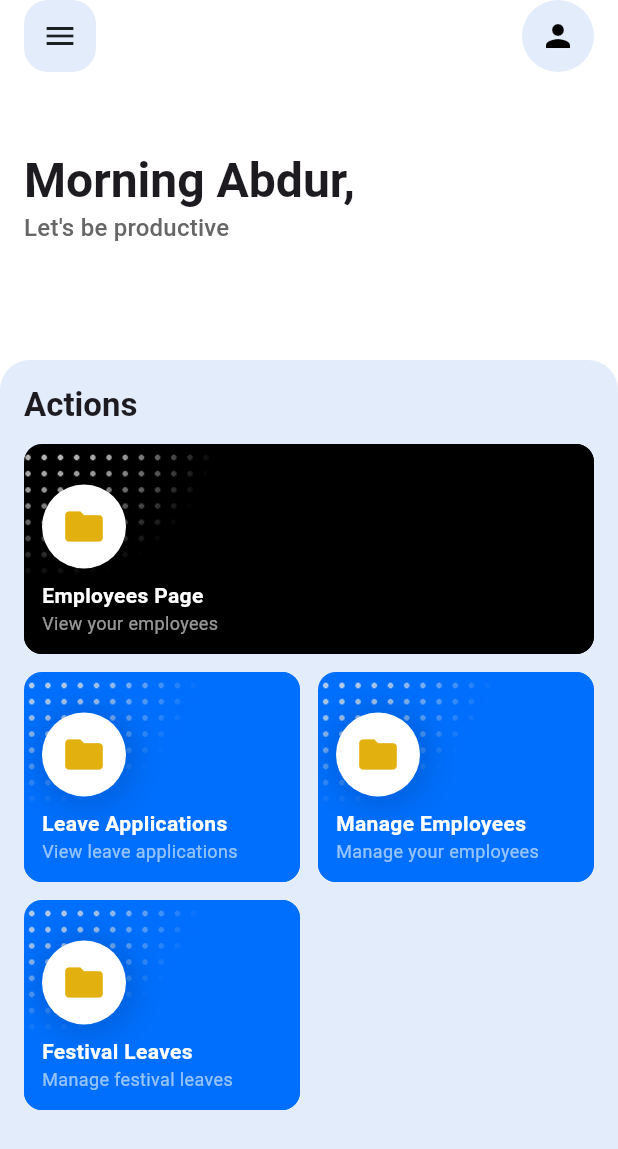
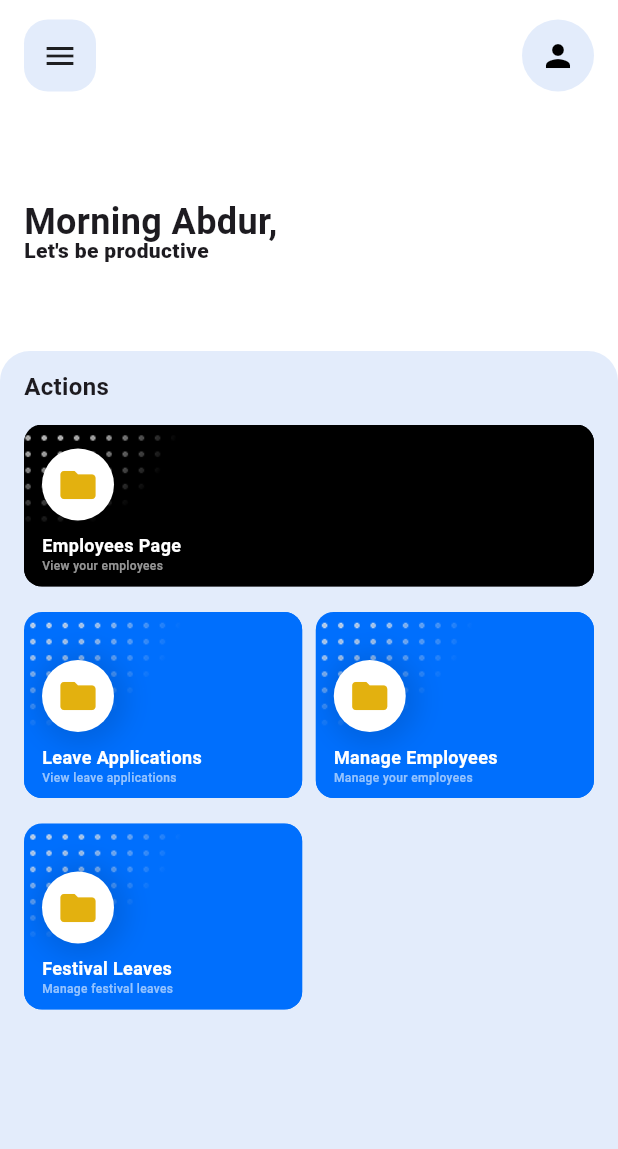
Before and after one commit to abd5294/office-admin, a Flutter app: the screen it shows after launch, after a tap on "Login", on a phone screen of 412 x 824 dp. Shown: the top 1149 px of the screen. Run offline on Flutter 3.47's test engine with Material 3 defaults, Android fonts, the phone set to English and light mode, and no system bars; our stand-ins replace go_router; network calls fail.

Commit message:
modified layout

```diff
--- a/lib/features/home/view/pages/home_screen.dart
+++ b/lib/features/home/view/pages/home_screen.dart
@@ -20,12 +20,11 @@ class HomeScreen extends StatelessWidget {
     return Container(
       color: Colors.white,
       child: SafeArea(
-        top: true,
         bottom: false,
         child: Scaffold(
           backgroundColor: Colors.white,
           appBar: PreferredSize(
-            preferredSize: Size(0, 60),
+            preferredSize: Size(0, 74),
             child: CustomAppBar(),
           ),
           body: Padding(
@@ -33,18 +32,22 @@ class HomeScreen extends StatelessWidget {
             child: Column(
               crossAxisAlignment: CrossAxisAlignment.start,
               children: [
-                SizedBox(height: 36),
+                SizedBox(height: 46),
                 Text(
                   'Morning Abdur,',
-                  style: Theme.of(context).textTheme.headlineLarge?.copyWith(
+                  style: TextStyle(
+                    fontSize: 24,
                     fontWeight: FontWeight.w600,
+                    height: 1,
                   ),
                 ),
                 Text(
                   'Let\'s be productive',
-                  style: Theme.of(
-                    context,
-                  ).textTheme.titleMedium?.copyWith(color: Palette.appGrey),
+                  style: TextStyle(
+                    fontSize: 14,
+                    fontWeight: FontWeight.w800,
+                    height: 1,
+                  ),
                 ),
               ],
             ),
@@ -57,20 +60,22 @@ class HomeScreen extends StatelessWidget {
                 children: [
                   Text(
                     'Actions',
-                    style: Theme.of(context).textTheme.titleLarge?.copyWith(
+                    style: TextStyle(
                       fontWeight: FontWeight.w600,
+                      fontSize: 16,
+                      height: 1,
                     ),
                   ),
-                  SizedBox(height: 12),
+                  SizedBox(height: 17),
                   Expanded(
                     child: StaggeredGrid.extent(
                       maxCrossAxisExtent: MediaQuery.of(context).size.width / 2,
-                      mainAxisSpacing: 12,
-                      crossAxisSpacing: 12,
+                      mainAxisSpacing: 17,
+                      crossAxisSpacing: 9,
                       children: [
                         StaggeredGridTile.extent(
                           crossAxisCellCount: 2,
-                          mainAxisExtent: 140,
+                          mainAxisExtent: 108,
                           child: GestureDetector(
                             onTap: () {
                               context.push(EmployeeScreen.route);
@@ -84,7 +89,7 @@ class HomeScreen extends StatelessWidget {
                         ),
                         StaggeredGridTile.extent(
                           crossAxisCellCount: 1,
-                          mainAxisExtent: 140,
+                          mainAxisExtent: 124,
                           child: GestureDetector(
                             onTap: () {
                               context.push(LeaveApplicationScreen.route);
@@ -97,7 +102,7 @@ class HomeScreen extends StatelessWidget {
                         ),
                         StaggeredGridTile.extent(
                           crossAxisCellCount: 1,
-                          mainAxisExtent: 140,
+                          mainAxisExtent: 124,
                           child: GestureDetector(
                             onTap: () {
                               context.push(ManageEmployeeScreen.route);
@@ -110,7 +115,7 @@ class HomeScreen extends StatelessWidget {
                         ),
                         StaggeredGridTile.extent(
                           crossAxisCellCount: 1,
-                          mainAxisExtent: 140,
+                          mainAxisExtent: 124,
                           child: GestureDetector(
                             onTap: () {
                               context.push(FestivalLeavesScreen.route);
--- a/lib/shared/widgets/custom_app_bar.dart
+++ b/lib/shared/widgets/custom_app_bar.dart
@@ -7,8 +7,9 @@ class CustomAppBar extends StatelessWidget {
   @override
   Widget build(BuildContext context) {
     return Container(
-      padding: EdgeInsets.symmetric(horizontal: 16),
+      padding: EdgeInsets.symmetric(horizontal: 16, vertical: 13),
       child: Row(
+        mainAxisAlignment: MainAxisAlignment.spaceBetween,
         children: [
           Container(
             padding: EdgeInsets.all(12),
@@ -16,13 +17,12 @@ class CustomAppBar extends StatelessWidget {
               borderRadius: BorderRadius.circular(16),
               color: Palette.secondary,
             ),
-            child: Icon(Icons.menu),
+            child: Icon(Icons.menu, size: 24),
           ),
-          Spacer(),
           CircleAvatar(
             radius: 24,
             backgroundColor: Palette.secondary,
-            child: Icon(Icons.person, color: Colors.black),
+            child: Icon(Icons.person, color: Colors.black, size: 24),
           ),
         ],
       ),
--- a/lib/shared/widgets/custom_bottom_sheet.dart
+++ b/lib/shared/widgets/custom_bottom_sheet.dart
@@ -9,7 +9,7 @@ class CustomBottomSheet extends StatelessWidget {
   @override
   Widget build(BuildContext context) {
     return Container(
-      height: MediaQuery.of(context).size.height - 240,
+      height: MediaQuery.of(context).size.height - 234,
       width: MediaQuery.of(context).size.width,
       decoration: BoxDecoration(
         color: Palette.secondary,
--- a/lib/shared/widgets/custom_card.dart
+++ b/lib/shared/widgets/custom_card.dart
@@ -47,14 +47,17 @@ class CustomCard extends StatelessWidget {
               ),
             ),
             Padding(
-              padding: const EdgeInsets.all(12.0),
+              padding: const EdgeInsets.symmetric(
+                horizontal: 12.0,
+                vertical: 8,
+              ),
               child: Column(
                 mainAxisAlignment: MainAxisAlignment.end,
                 crossAxisAlignment: CrossAxisAlignment.start,
                 children: [
                   Container(
-                    height: 56,
-                    width: 56,
+                    height: 48,
+                    width: 48,
                     decoration: BoxDecoration(
                       color: Colors.white,
                       shape: BoxShape.circle,
@@ -67,11 +70,10 @@ class CustomCard extends StatelessWidget {
                         ),
                       ],
                     ),
-                    padding: const EdgeInsets.all(12),
                     child: Icon(
                       Icons.folder,
                       color: Color(0xFFE3B10F),
-                      size: 30,
+                      size: 28,
                     ),
                   ),
                   SizedBox(height: 8),
@@ -79,14 +81,16 @@ class CustomCard extends StatelessWidget {
                     title,
                     style: TextStyle(
                       color: Colors.white,
-                      fontWeight: FontWeight.w600,
+                      fontWeight: FontWeight.w700,
+                      fontSize: 12,
                     ),
                   ),
                   Text(
                     subTitle,
                     style: TextStyle(
                       color: Colors.white.withAlpha(150),
-                      fontSize: 12,
+                      fontWeight: FontWeight.w500,
+                      fontSize: 8,
                     ),
                   ),
                 ],
--- a/lib/shared/widgets/custom_text_field.dart
+++ b/lib/shared/widgets/custom_text_field.dart
@@ -16,17 +16,23 @@ class CustomTextField extends StatelessWidget {
 
   @override
   Widget build(BuildContext context) {
-    return TextFormField(
+    return SizedBox(
+      height: 48,
+      child: TextFormField(
         style: TextStyle(color: Colors.black),
         controller: controller,
         onChanged: onChange,
         decoration: InputDecoration(
           suffixIcon:
               isObscured
-                ? Icon(Icons.remove_red_eye_sharp, color: Colors.grey.shade400)
+                  ? Icon(
+                    Icons.remove_red_eye_sharp,
+                    color: Colors.grey.shade400,
+                    size: 16,
+                  )
                   : null,
           hintText: hintText,
-        hintStyle: TextStyle(color: Colors.grey.shade600, fontSize: 16),
+          hintStyle: TextStyle(color: Colors.grey.shade600, fontSize: 14),
           border: OutlineInputBorder(
             borderRadius: BorderRadius.circular(12),
             borderSide: BorderSide(color: Colors.grey.shade300, width: 2),
@@ -37,6 +43,7 @@ class CustomTextField extends StatelessWidget {
           ),
         ),
         obscureText: isObscured,
+      ),
     );
   }
 }
--- a/lib/shared/widgets/large_button.dart
+++ b/lib/shared/widgets/large_button.dart
@@ -1,5 +1,7 @@
 import 'package:flutter/material.dart';
+import 'package:go_router/go_router.dart';
 import 'package:office/core/themes/app_color.dart';
+import 'package:office/features/home/view/pages/home_screen.dart';
 
 class LargeButton extends StatelessWidget {
   final String text;
@@ -9,8 +11,12 @@ class LargeButton extends StatelessWidget {
 
   @override
   Widget build(BuildContext context) {
-    return GestureDetector(
-      onTap: onPressed,
+    return Material(
+      color: Colors.transparent,
+      child: InkWell(
+        onTap: () {
+          context.push(HomeScreen.route);
+        },
         child: Container(
           width: MediaQuery.of(context).size.width,
           padding: EdgeInsets.all(16),
@@ -28,6 +34,7 @@ class LargeButton extends StatelessWidget {
             ),
           ),
         ),
+      ),
     );
   }
 }
--- a/pubspec.yaml
+++ b/pubspec.yaml
@@ -41,11 +41,6 @@ dev_dependencies:
   flutter_test:
     sdk: flutter
 
-  # The "flutter_lints" package below contains a set of recommended lints to
-  # encourage good coding practices. The lint set provided by the package is
-  # activated in the `analysis_options.yaml` file located at the root of your
-  # package. See that file for information about deactivating specific lint
-  # rules and activating additional ones.
   flutter_lints: ^5.0.0
 
 # For information on the generic Dart part of this file, see the
```
Lines whose indentation alone changed are shown as unchanged.
